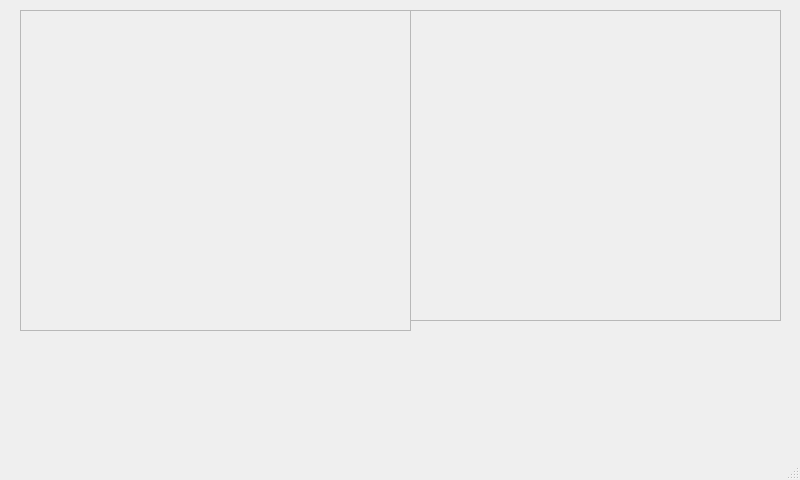
Old version of the form rsc/table_diagram.ui in the repository justfollowthesun/laser_control.
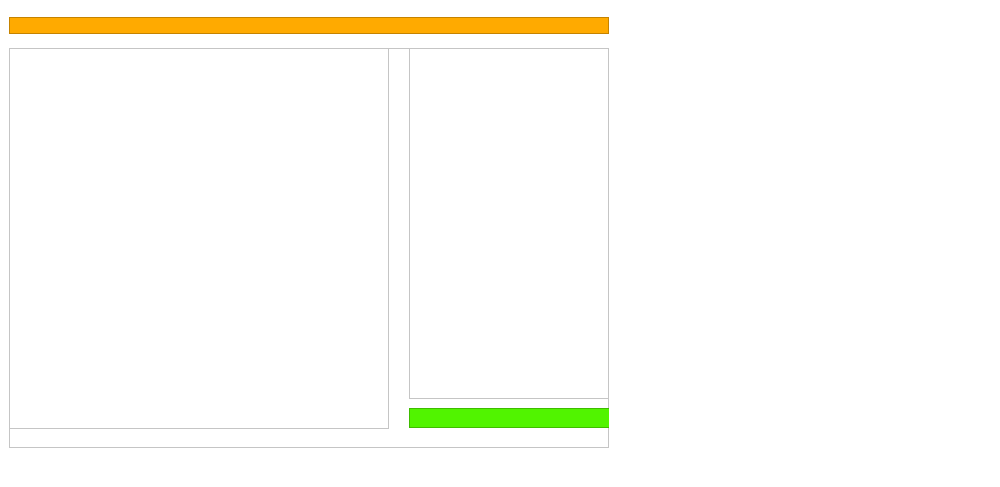
New version of the form. Icons and pictures are not drawn.

Commit message: new structure of launching create cool main window

Diff of the .ui file:
```diff
--- a/rsc/table_diagram.ui
+++ b/rsc/table_diagram.ui
@@ -6,46 +6,215 @@
    <rect>
     <x>0</x>
     <y>0</y>
-    <width>800</width>
-    <height>480</height>
+    <width>1000</width>
+    <height>487</height>
    </rect>
   </property>
   <property name="windowTitle">
    <string>MainWindow</string>
   </property>
+  <property name="styleSheet">
+   <string notr="true">background-color: rgb(255, 255, 255);</string>
+  </property>
   <widget class="QWidget" name="centralwidget">
-   <widget class="QFrame" name="table">
-    <property name="geometry">
-     <rect>
-      <x>20</x>
-      <y>10</y>
-      <width>391</width>
-      <height>321</height>
-     </rect>
-    </property>
-    <property name="frameShape">
-     <enum>QFrame::StyledPanel</enum>
-    </property>
-    <property name="frameShadow">
-     <enum>QFrame::Raised</enum>
-    </property>
-   </widget>
-   <widget class="QFrame" name="diagram">
-    <property name="geometry">
-     <rect>
-      <x>410</x>
-      <y>10</y>
-      <width>371</width>
-      <height>311</height>
-     </rect>
-    </property>
-    <property name="frameShape">
-     <enum>QFrame::StyledPanel</enum>
-    </property>
-    <property name="frameShadow">
-     <enum>QFrame::Raised</enum>
-    </property>
-   </widget>
+   <property name="minimumSize">
+    <size>
+     <width>1000</width>
+     <height>0</height>
+    </size>
+   </property>
+   <layout class="QGridLayout" name="gridLayout_2">
+    <item row="0" column="3">
+     <layout class="QGridLayout" name="gridLayout">
+      <property name="spacing">
+       <number>0</number>
+      </property>
+      <item row="0" column="0">
+       <widget class="QLabel" name="minimize_main">
+        <property name="minimumSize">
+         <size>
+          <width>25</width>
+          <height>15</height>
+         </size>
+        </property>
+        <property name="maximumSize">
+         <size>
+          <width>15</width>
+          <height>15</height>
+         </size>
+        </property>
+        <property name="styleSheet">
+         <string notr="true"> image: url(:/icon/minimize+minus+remove+sign+icon-1320085940403912850_0.svg)</string>
+        </property>
+        <property name="text">
+         <string/>
+        </property>
+       </widget>
+      </item>
+      <item row="0" column="1">
+       <widget class="QLabel" name="exit_main">
+        <property name="minimumSize">
+         <size>
+          <width>15</width>
+          <height>15</height>
+         </size>
+        </property>
+        <property name="maximumSize">
+         <size>
+          <width>15</width>
+          <height>15</height>
+         </size>
+        </property>
+        <property name="styleSheet">
+         <string notr="true">image:url(:/icon/cross.svg)</string>
+        </property>
+        <property name="text">
+         <string/>
+        </property>
+       </widget>
+      </item>
+     </layout>
+    </item>
+    <item row="0" column="0">
+     <widget class="QFrame" name="user_menu">
+      <property name="minimumSize">
+       <size>
+        <width>300</width>
+        <height>0</height>
+       </size>
+      </property>
+      <property name="maximumSize">
+       <size>
+        <width>16777215</width>
+        <height>20</height>
+       </size>
+      </property>
+      <property name="styleSheet">
+       <string notr="true">background-color: rgb(255, 170, 0);</string>
+      </property>
+      <property name="frameShape">
+       <enum>QFrame::StyledPanel</enum>
+      </property>
+      <property name="frameShadow">
+       <enum>QFrame::Raised</enum>
+      </property>
+     </widget>
+    </item>
+    <item row="2" column="0">
+     <widget class="QFrame" name="table_frame">
+      <property name="minimumSize">
+       <size>
+        <width>600</width>
+        <height>100</height>
+       </size>
+      </property>
+      <property name="maximumSize">
+       <size>
+        <width>400</width>
+        <height>400</height>
+       </size>
+      </property>
+      <property name="frameShape">
+       <enum>QFrame::StyledPanel</enum>
+      </property>
+      <property name="frameShadow">
+       <enum>QFrame::Raised</enum>
+      </property>
+      <widget class="QTableWidget" name="table">
+       <property name="geometry">
+        <rect>
+         <x>0</x>
+         <y>0</y>
+         <width>380</width>
+         <height>381</height>
+        </rect>
+       </property>
+       <property name="minimumSize">
+        <size>
+         <width>380</width>
+         <height>0</height>
+        </size>
+       </property>
+       <property name="maximumSize">
+        <size>
+         <width>380</width>
+         <height>16777215</height>
+        </size>
+       </property>
+      </widget>
+      <widget class="QTableWidget" name="timers">
+       <property name="geometry">
+        <rect>
+         <x>400</x>
+         <y>0</y>
+         <width>200</width>
+         <height>351</height>
+        </rect>
+       </property>
+       <property name="minimumSize">
+        <size>
+         <width>200</width>
+         <height>0</height>
+        </size>
+       </property>
+       <property name="maximumSize">
+        <size>
+         <width>200</width>
+         <height>16777215</height>
+        </size>
+       </property>
+      </widget>
+      <widget class="QFrame" name="frame">
+       <property name="geometry">
+        <rect>
+         <x>400</x>
+         <y>360</y>
+         <width>201</width>
+         <height>20</height>
+        </rect>
+       </property>
+       <property name="maximumSize">
+        <size>
+         <width>1000</width>
+         <height>20</height>
+        </size>
+       </property>
+       <property name="styleSheet">
+        <string notr="true">background-color: rgb(81, 244, 0);</string>
+       </property>
+       <property name="frameShape">
+        <enum>QFrame::StyledPanel</enum>
+       </property>
+       <property name="frameShadow">
+        <enum>QFrame::Raised</enum>
+       </property>
+      </widget>
+     </widget>
+    </item>
+    <item row="0" column="2">
+     <spacer name="horizontalSpacer_2">
+      <property name="orientation">
+       <enum>Qt::Horizontal</enum>
+      </property>
+      <property name="sizeHint" stdset="0">
+       <size>
+        <width>188</width>
+        <height>17</height>
+       </size>
+      </property>
+     </spacer>
+    </item>
+    <item row="2" column="2" colspan="2">
+     <layout class="QGridLayout" name="diagram_place">
+      <property name="sizeConstraint">
+       <enum>QLayout::SetMinimumSize</enum>
+      </property>
+      <property name="spacing">
+       <number>0</number>
+      </property>
+     </layout>
+    </item>
+   </layout>
   </widget>
   <widget class="QMenuBar" name="menubar">
    <property name="geometry">
```
Left out of the diff: 6 changed lines with no effect on the pictures. The commit also changes 12 other files.
